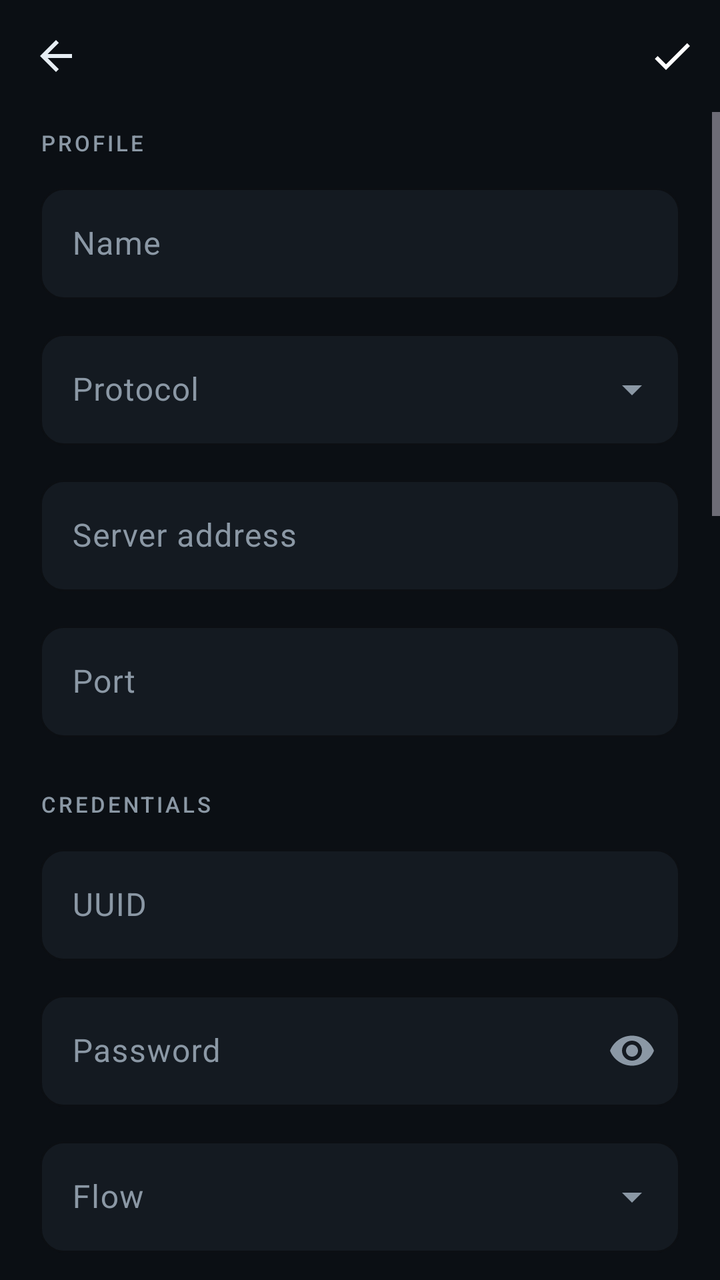
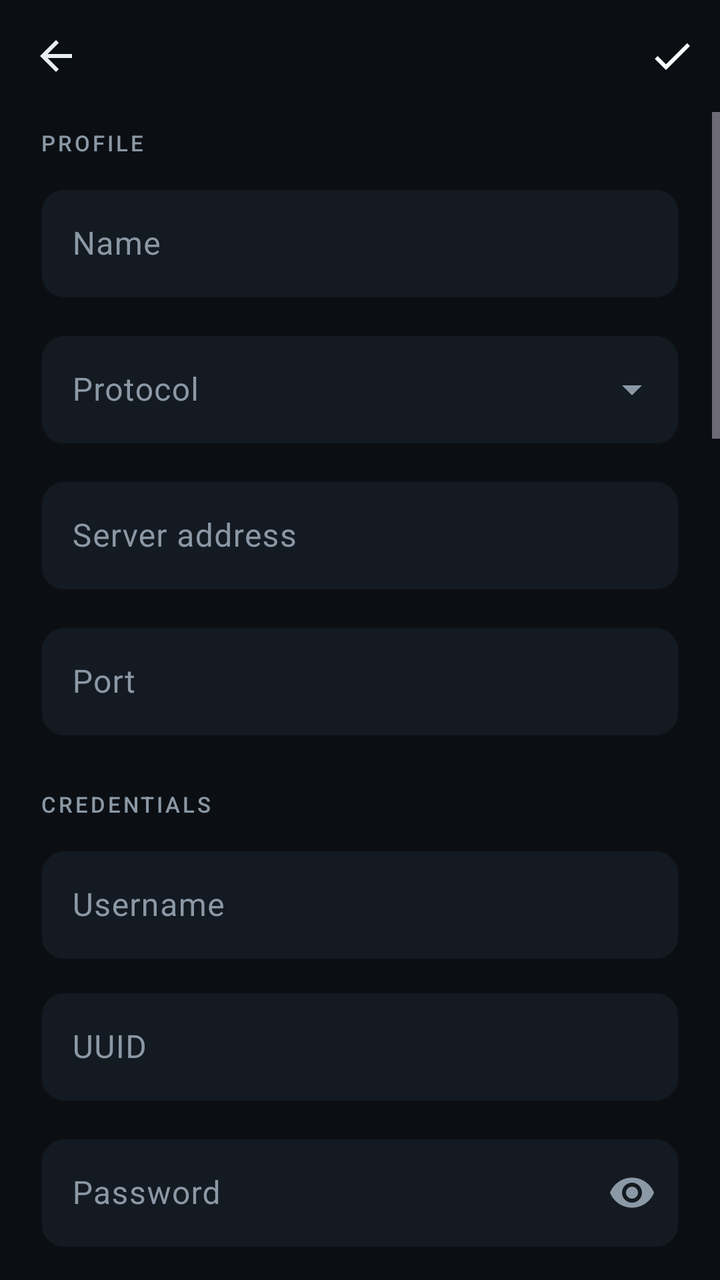

An Android layout rendered at two revisions. The XML below is the earlier revision; the diff shows what the commit changed to produce the second picture.
<!-- AndroidManifest.xml: application theme Theme.RustRay -->
<!-- res/layout/activity_edit_profile.xml -->
<?xml version="1.0" encoding="utf-8"?>
<LinearLayout xmlns:android="http://schemas.android.com/apk/res/android"
    xmlns:app="http://schemas.android.com/apk/res-auto"
    android:id="@+id/root"
    android:layout_width="match_parent"
    android:layout_height="match_parent"
    android:background="@color/bg"
    android:orientation="vertical">

    <com.google.android.material.appbar.MaterialToolbar
        android:id="@+id/toolbarEdit"
        android:layout_width="match_parent"
        android:layout_height="56dp"
        android:background="@color/bg"
        android:title="New profile"
        android:titleTextColor="@color/text"
        app:menu="@menu/edit"
        app:navigationIcon="@drawable/ic_back"
        app:navigationIconTint="@color/text" />

    <ScrollView
        android:id="@+id/scrollEdit"
        android:layout_width="match_parent"
        android:layout_height="0dp"
        android:layout_weight="1"
        android:clipToPadding="false"
        android:fillViewport="true">

        <LinearLayout
            android:layout_width="match_parent"
            android:layout_height="wrap_content"
            android:orientation="vertical"
            android:paddingStart="20dp"
            android:paddingEnd="20dp"
            android:paddingBottom="40dp">

            <TextView
                android:layout_width="wrap_content"
                android:layout_height="wrap_content"
                android:layout_marginTop="8dp"
                android:text="PROFILE"
                android:textAppearance="@style/TextAppearance.RustRay.Label" />

            <com.google.android.material.textfield.TextInputLayout
                android:id="@+id/tilName"
                android:layout_width="match_parent"
                android:layout_height="wrap_content"
                android:layout_marginTop="10dp"
                android:hint="Name">

                <com.google.android.material.textfield.TextInputEditText
                    android:id="@+id/etName"
                    android:layout_width="match_parent"
                    android:layout_height="wrap_content"
                    android:maxLines="1" />
            </com.google.android.material.textfield.TextInputLayout>

            <com.google.android.material.textfield.TextInputLayout
                android:id="@+id/tilProtocol"
                style="@style/Widget.RustRay.TextInput.Dropdown"
                android:layout_width="match_parent"
                android:layout_height="wrap_content"
                android:layout_marginTop="12dp"
                android:hint="Protocol">

                <com.google.android.material.textfield.MaterialAutoCompleteTextView
                    android:id="@+id/ddProtocol"
                    android:layout_width="match_parent"
                    android:layout_height="wrap_content"
                    android:inputType="none" />
            </com.google.android.material.textfield.TextInputLayout>

            <com.google.android.material.textfield.TextInputLayout
                android:id="@+id/tilServer"
                android:layout_width="match_parent"
                android:layout_height="wrap_content"
                android:layout_marginTop="12dp"
                android:hint="Server address">

                <com.google.android.material.textfield.TextInputEditText
                    android:id="@+id/etServer"
                    android:layout_width="match_parent"
                    android:layout_height="wrap_content"
                    android:inputType="textUri"
                    android:maxLines="1" />
            </com.google.android.material.textfield.TextInputLayout>

            <com.google.android.material.textfield.TextInputLayout
                android:id="@+id/tilPort"
                android:layout_width="match_parent"
                android:layout_height="wrap_content"
                android:layout_marginTop="12dp"
                android:hint="Port">

                <com.google.android.material.textfield.TextInputEditText
                    android:id="@+id/etPort"
                    android:layout_width="match_parent"
                    android:layout_height="wrap_content"
                    android:inputType="number"
                    android:maxLines="1" />
            </com.google.android.material.textfield.TextInputLayout>

            <TextView
                android:layout_width="wrap_content"
                android:layout_height="wrap_content"
                android:layout_marginTop="26dp"
                android:text="CREDENTIALS"
                android:textAppearance="@style/TextAppearance.RustRay.Label" />

            <com.google.android.material.textfield.TextInputLayout
                android:id="@+id/tilUuid"
                android:layout_width="match_parent"
                android:layout_height="wrap_content"
                android:layout_marginTop="10dp"
                android:hint="UUID">

                <com.google.android.material.textfield.TextInputEditText
                    android:id="@+id/etUuid"
                    android:layout_width="match_parent"
                    android:layout_height="wrap_content"
                    android:inputType="textNoSuggestions"
                    android:maxLines="1" />
            </com.google.android.material.textfield.TextInputLayout>

            <com.google.android.material.textfield.TextInputLayout
                android:id="@+id/tilPassword"
                android:layout_width="match_parent"
                android:layout_height="wrap_content"
                android:layout_marginTop="12dp"
                android:hint="Password"
                app:endIconMode="password_toggle">

                <com.google.android.material.textfield.TextInputEditText
                    android:id="@+id/etPassword"
                    android:layout_width="match_parent"
                    android:layout_height="wrap_content"
                    android:inputType="textPassword"
                    android:maxLines="1" />
            </com.google.android.material.textfield.TextInputLayout>

            <com.google.android.material.textfield.TextInputLayout
                android:id="@+id/tilFlow"
                style="@style/Widget.RustRay.TextInput.Dropdown"
                android:layout_width="match_parent"
                android:layout_height="wrap_content"
                android:layout_marginTop="12dp"
                android:hint="Flow">

                <com.google.android.material.textfield.MaterialAutoCompleteTextView
                    android:id="@+id/ddFlow"
                    android:layout_width="match_parent"
                    android:layout_height="wrap_content"
                    android:inputType="none" />
            </com.google.android.material.textfield.TextInputLayout>

            <com.google.android.material.textfield.TextInputLayout
                android:id="@+id/tilVmessSecurity"
                style="@style/Widget.RustRay.TextInput.Dropdown"
                android:layout_width="match_parent"
                android:layout_height="wrap_content"
                android:layout_marginTop="12dp"
                android:hint="VMess security">

                <com.google.android.material.textfield.MaterialAutoCompleteTextView
                    android:id="@+id/ddVmessSecurity"
                    android:layout_width="match_parent"
                    android:layout_height="wrap_content"
                    android:inputType="none" />
            </com.google.android.material.textfield.TextInputLayout>

            <com.google.android.material.textfield.TextInputLayout
                android:id="@+id/tilAlterId"
                android:layout_width="match_parent"
                android:layout_height="wrap_content"
                android:layout_marginTop="12dp"
                android:hint="VMess Alter ID">

                <com.google.android.material.textfield.TextInputEditText
                    android:id="@+id/etAlterId"
                    android:layout_width="match_parent"
                    android:layout_height="wrap_content"
                    android:inputType="number"
                    android:maxLines="1" />
            </com.google.android.material.textfield.TextInputLayout>

            <TextView
                android:layout_width="wrap_content"
                android:layout_height="wrap_content"
                android:layout_marginTop="26dp"
                android:text="TRANSPORT"
                android:textAppearance="@style/TextAppearance.RustRay.Label" />

            <com.google.android.material.textfield.TextInputLayout
                android:id="@+id/tilNetwork"
                style="@style/Widget.RustRay.TextInput.Dropdown"
                android:layout_width="match_parent"
                android:layout_height="wrap_content"
                android:layout_marginTop="10dp"
                android:hint="Network">

                <com.google.android.material.textfield.MaterialAutoCompleteTextView
                    android:id="@+id/ddNetwork"
                    android:layout_width="match_parent"
                    android:layout_height="wrap_content"
                    android:inputType="none" />
            </com.google.android.material.textfield.TextInputLayout>

            <com.google.android.material.textfield.TextInputLayout
                android:id="@+id/tilPath"
                android:layout_width="match_parent"
                android:layout_height="wrap_content"
                android:layout_marginTop="12dp"
                android:hint="Path">

                <com.google.android.material.textfield.TextInputEditText
                    android:id="@+id/etPath"
                    android:layout_width="match_parent"
                    android:layout_height="wrap_content"
                    android:inputType="textUri"
                    android:maxLines="1" />
            </com.google.android.material.textfield.TextInputLayout>

            <com.google.android.material.textfield.TextInputLayout
                android:id="@+id/tilHost"
                android:layout_width="match_parent"
                android:layout_height="wrap_content"
                android:layout_marginTop="12dp"
                android:hint="Host header (optional)">

                <com.google.android.material.textfield.TextInputEditText
                    android:id="@+id/etHost"
                    android:layout_width="match_parent"
                    android:layout_height="wrap_content"
                    android:inputType="textUri"
                    android:maxLines="1" />
            </com.google.android.material.textfield.TextInputLayout>

            <com.google.android.material.textfield.TextInputLayout
                android:id="@+id/tilServiceName"
                android:layout_width="match_parent"
                android:layout_height="wrap_content"
                android:layout_marginTop="12dp"
                android:hint="gRPC service name">

                <com.google.android.material.textfield.TextInputEditText
                    android:id="@+id/etServiceName"
                    android:layout_width="match_parent"
                    android:layout_height="wrap_content"
                    android:inputType="textNoSuggestions"
                    android:maxLines="1" />
            </com.google.android.material.textfield.TextInputLayout>

            <TextView
                android:layout_width="wrap_content"
                android:layout_height="wrap_content"
                android:layout_marginTop="26dp"
                android:text="SECURITY"
                android:textAppearance="@style/TextAppearance.RustRay.Label" />

            <com.google.android.material.textfield.TextInputLayout
                android:id="@+id/tilSecurity"
                style="@style/Widget.RustRay.TextInput.Dropdown"
                android:layout_width="match_parent"
                android:layout_height="wrap_content"
                android:layout_marginTop="10dp"
                android:hint="Security">

                <com.google.android.material.textfield.MaterialAutoCompleteTextView
                    android:id="@+id/ddSecurity"
                    android:layout_width="match_parent"
                    android:layout_height="wrap_content"
                    android:inputType="none" />
            </com.google.android.material.textfield.TextInputLayout>

            <com.google.android.material.textfield.TextInputLayout
                android:id="@+id/tilSni"
                android:layout_width="match_parent"
                android:layout_height="wrap_content"
                android:layout_marginTop="12dp"
                android:hint="SNI / server name">

                <com.google.android.material.textfield.TextInputEditText
                    android:id="@+id/etSni"
                    android:layout_width="match_parent"
                    android:layout_height="wrap_content"
                    android:inputType="textUri"
                    android:maxLines="1" />
            </com.google.android.material.textfield.TextInputLayout>

            <com.google.android.material.textfield.TextInputLayout
                android:id="@+id/tilFingerprint"
                style="@style/Widget.RustRay.TextInput.Dropdown"
                android:layout_width="match_parent"
                android:layout_height="wrap_content"
                android:layout_marginTop="12dp"
                android:hint="uTLS fingerprint">

                <com.google.android.material.textfield.MaterialAutoCompleteTextView
                    android:id="@+id/ddFingerprint"
                    android:layout_width="match_parent"
                    android:layout_height="wrap_content"
                    android:inputType="none" />
            </com.google.android.material.textfield.TextInputLayout>

            <com.google.android.material.textfield.TextInputLayout
                android:id="@+id/tilAlpn"
                android:layout_width="match_parent"
                android:layout_height="wrap_content"
                android:layout_marginTop="12dp"
                android:hint="ALPN (optional, comma separated)">

                <com.google.android.material.textfield.TextInputEditText
                    android:id="@+id/etAlpn"
                    android:layout_width="match_parent"
                    android:layout_height="wrap_content"
                    android:inputType="textNoSuggestions"
                    android:maxLines="1" />
            </com.google.android.material.textfield.TextInputLayout>

            <com.google.android.material.textfield.TextInputLayout
                android:id="@+id/tilPublicKey"
                android:layout_width="match_parent"
                android:layout_height="wrap_content"
                android:layout_marginTop="12dp"
                android:hint="REALITY public key (pbk)">

                <com.google.android.material.textfield.TextInputEditText
                    android:id="@+id/etPublicKey"
                    android:layout_width="match_parent"
                    android:layout_height="wrap_content"
                    android:inputType="textNoSuggestions"
                    android:maxLines="1" />
            </com.google.android.material.textfield.TextInputLayout>

            <com.google.android.material.textfield.TextInputLayout
                android:id="@+id/tilShortId"
                android:layout_width="match_parent"
                android:layout_height="wrap_content"
                android:layout_marginTop="12dp"
                android:hint="REALITY short id (sid)">

                <com.google.android.material.textfield.TextInputEditText
                    android:id="@+id/etShortId"
                    android:layout_width="match_parent"
                    android:layout_height="wrap_content"
                    android:inputType="textNoSuggestions"
                    android:maxLines="1" />
            </com.google.android.material.textfield.TextInputLayout>

            <com.google.android.material.textfield.TextInputLayout
                android:id="@+id/tilSpiderX"
                android:layout_width="match_parent"
                android:layout_height="wrap_content"
                android:layout_marginTop="12dp"
                android:hint="REALITY spiderX">

                <com.google.android.material.textfield.TextInputEditText
                    android:id="@+id/etSpiderX"
                    android:layout_width="match_parent"
                    android:layout_height="wrap_content"
                    android:inputType="textUri"
                    android:maxLines="1" />
            </com.google.android.material.textfield.TextInputLayout>

            <TextView
                android:layout_width="match_parent"
                android:layout_height="wrap_content"
                android:layout_marginTop="22dp"
                android:lineSpacingExtra="2dp"
                android:text="Credentials are stored in this app's private storage. The VPN excludes this app from its own tunnel."
                android:textColor="@color/text_dim"
                android:textSize="11sp" />
        </LinearLayout>
    </ScrollView>
</LinearLayout>
<!-- resources referenced by this layout -->
<resources>
  <color name="bg">#0B0F14</color>
  <color name="text">#E6EDF3</color>
  <color name="text_dim">#8B98A5</color>
  <!-- drawable ic_back (drawable) -->
  <vector xmlns:android="http://schemas.android.com/apk/res/android"
      android:width="24dp" android:height="24dp"
      android:viewportWidth="24" android:viewportHeight="24">
      <path android:fillColor="#FFFFFFFF" android:pathData="M20,11H7.83l5.59,-5.59L12,4l-8,8 8,8 1.41,-1.41L7.83,13H20v-2z" />
  </vector>
  <style name="TextAppearance.RustRay.Label" parent="TextAppearance.Material3.LabelSmall">
          <item name="android:textColor">@color/text_dim</item>
          <item name="android:letterSpacing">0.12</item>
      </style>
  <style name="Widget.RustRay.TextInput.Dropdown" parent="Widget.Material3.TextInputLayout.OutlinedBox.ExposedDropdownMenu">
          <item name="boxBackgroundColor">@color/surface</item>
          <item name="boxStrokeColor">@color/primary</item>
          <item name="hintTextColor">@color/text_dim</item>
          <item name="boxCornerRadiusTopStart">12dp</item>
          <item name="boxCornerRadiusTopEnd">12dp</item>
          <item name="boxCornerRadiusBottomStart">12dp</item>
          <item name="boxCornerRadiusBottomEnd">12dp</item>
      </style>
  <style name="Theme.RustRay" parent="Theme.Material3.Dark.NoActionBar">
          <item name="colorPrimary">@color/primary</item>
          <item name="colorOnPrimary">@color/on_primary</item>
          <item name="colorPrimaryContainer">@color/surface_3</item>
          <item name="colorOnPrimaryContainer">@color/text</item>
          <item name="colorSecondary">@color/accent</item>
          <item name="colorOnSecondary">@color/bg</item>
          <item name="colorError">@color/error</item>
          <item name="colorSurface">@color/surface</item>
          <item name="colorOnSurface">@color/text</item>
          <item name="colorSurfaceVariant">@color/surface_2</item>
          <item name="colorOnSurfaceVariant">@color/text_dim</item>
          <item name="colorOutline">@color/outline</item>
          <item name="android:colorBackground">@color/bg</item>
          <item name="android:windowBackground">@color/bg</item>
          <item name="android:statusBarColor">@color/bg</item>
          <item name="android:navigationBarColor">@color/bg</item>
          <item name="android:windowLightStatusBar">false</item>
          <item name="materialCardViewStyle">@style/Widget.RustRay.Card</item>
          <item name="textInputStyle">@style/Widget.RustRay.TextInput</item>
      </style>
  <color name="surface">#141A21</color>
  <color name="primary">#3DDC97</color>
  <color name="on_primary">#04140D</color>
  <color name="surface_3">#232E3A</color>
  <color name="accent">#7AA2F7</color>
  <color name="error">#FF6B6B</color>
  <color name="surface_2">#1C242E</color>
  <color name="outline">#2A3542</color>
  <style name="Widget.RustRay.Card" parent="Widget.Material3.CardView.Filled">
          <item name="cardBackgroundColor">@color/surface</item>
          <item name="cardCornerRadius">20dp</item>
          <item name="cardElevation">0dp</item>
          <item name="strokeWidth">1dp</item>
          <item name="strokeColor">@color/outline</item>
      </style>
  <style name="Widget.RustRay.TextInput" parent="Widget.Material3.TextInputLayout.OutlinedBox">
          <item name="boxBackgroundColor">@color/surface</item>
          <item name="boxStrokeColor">@color/primary</item>
          <item name="hintTextColor">@color/text_dim</item>
          <item name="boxCornerRadiusTopStart">12dp</item>
          <item name="boxCornerRadiusTopEnd">12dp</item>
          <item name="boxCornerRadiusBottomStart">12dp</item>
          <item name="boxCornerRadiusBottomEnd">12dp</item>
      </style>
</resources>

<!-- the commit's change to res/layout/activity_edit_profile.xml (unified diff, before → after) -->
@@ -108,6 +108,21 @@
                 android:textAppearance="@style/TextAppearance.RustRay.Label" />
 
             <com.google.android.material.textfield.TextInputLayout
+                android:id="@+id/tilSshUsername"
+                android:layout_width="match_parent"
+                android:layout_height="wrap_content"
+                android:layout_marginTop="10dp"
+                android:hint="Username">
+
+                <com.google.android.material.textfield.TextInputEditText
+                    android:id="@+id/etSshUsername"
+                    android:layout_width="match_parent"
+                    android:layout_height="wrap_content"
+                    android:inputType="textNoSuggestions"
+                    android:maxLines="1" />
+            </com.google.android.material.textfield.TextInputLayout>
+
+            <com.google.android.material.textfield.TextInputLayout
                 android:id="@+id/tilUuid"
                 android:layout_width="match_parent"
                 android:layout_height="wrap_content"
@@ -191,6 +206,67 @@
                 android:textAppearance="@style/TextAppearance.RustRay.Label" />
 
             <com.google.android.material.textfield.TextInputLayout
+                android:id="@+id/tilSshTransport"
+                style="@style/Widget.RustRay.TextInput.Dropdown"
+                android:layout_width="match_parent"
+                android:layout_height="wrap_content"
+                android:layout_marginTop="10dp"
+                android:hint="Mode SSH">
+
+                <com.google.android.material.textfield.MaterialAutoCompleteTextView
+                    android:id="@+id/ddSshTransport"
+                    android:layout_width="match_parent"
+                    android:layout_height="wrap_content"
+                    android:inputType="none" />
+            </com.google.android.material.textfield.TextInputLayout>
+
+            <com.google.android.material.textfield.TextInputLayout
+                android:id="@+id/tilSshPayload"
+                android:layout_width="match_parent"
+                android:layout_height="wrap_content"
+                android:layout_marginTop="12dp"
+                android:hint="Payload HTTP">
+
+                <com.google.android.material.textfield.TextInputEditText
+                    android:id="@+id/etSshPayload"
+                    android:layout_width="match_parent"
+                    android:layout_height="wrap_content"
+                    android:gravity="top|start"
+                    android:inputType="textMultiLine|textNoSuggestions"
+                    android:minLines="3" />
+            </com.google.android.material.textfield.TextInputLayout>
+
+            <com.google.android.material.textfield.TextInputLayout
+                android:id="@+id/tilSshUdpgwPort"
+                android:layout_width="match_parent"
+                android:layout_height="wrap_content"
+                android:layout_marginTop="12dp"
+                android:hint="Port UDPGW">
+
+                <com.google.android.material.textfield.TextInputEditText
+                    android:id="@+id/etSshUdpgwPort"
+                    android:layout_width="match_parent"
+                    android:layout_height="wrap_content"
+                    android:inputType="number"
+                    android:maxLines="1" />
+            </com.google.android.material.textfield.TextInputLayout>
+
+            <com.google.android.material.textfield.TextInputLayout
+                android:id="@+id/tilSshPoolSize"
+                android:layout_width="match_parent"
+                android:layout_height="wrap_content"
+                android:layout_marginTop="12dp"
+                android:hint="Koneksi Paralel">
+
+                <com.google.android.material.textfield.TextInputEditText
+                    android:id="@+id/etSshPoolSize"
+                    android:layout_width="match_parent"
+                    android:layout_height="wrap_content"
+                    android:inputType="number"
+                    android:maxLines="1" />
+            </com.google.android.material.textfield.TextInputLayout>
+
+            <com.google.android.material.textfield.TextInputLayout
                 android:id="@+id/tilNetwork"
                 style="@style/Widget.RustRay.TextInput.Dropdown"
                 android:layout_width="match_parent"
@@ -251,6 +327,7 @@
             </com.google.android.material.textfield.TextInputLayout>
 
             <TextView
+                android:id="@+id/tvSecurityHeader"
                 android:layout_width="wrap_content"
                 android:layout_height="wrap_content"
                 android:layout_marginTop="26dp"
